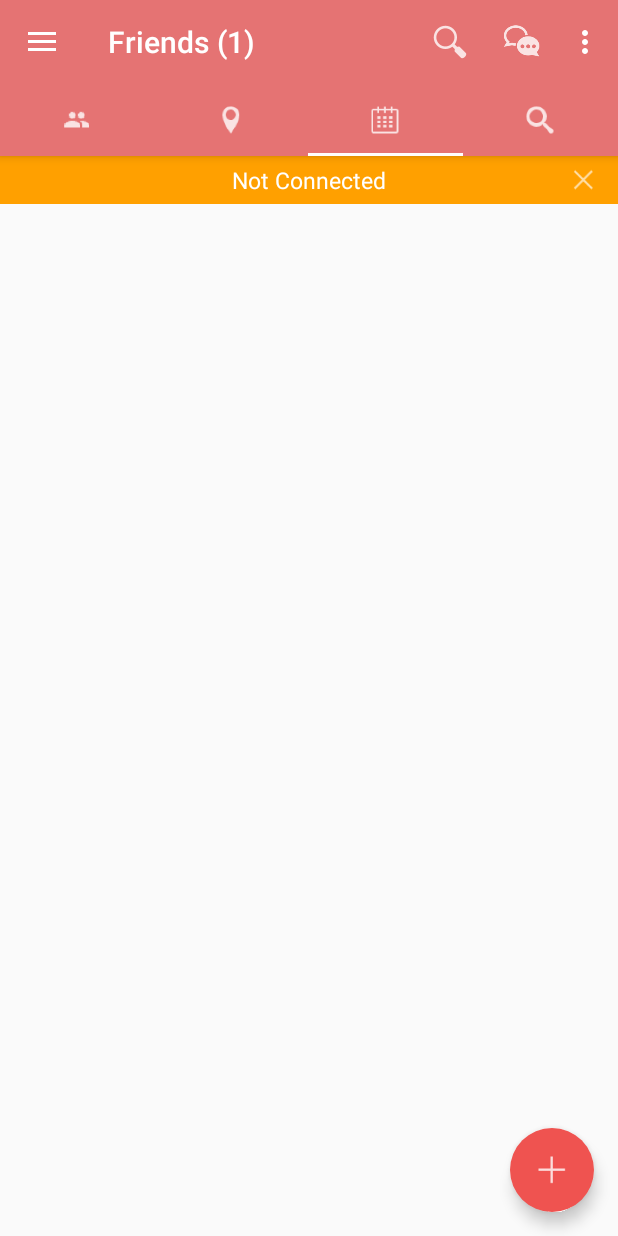
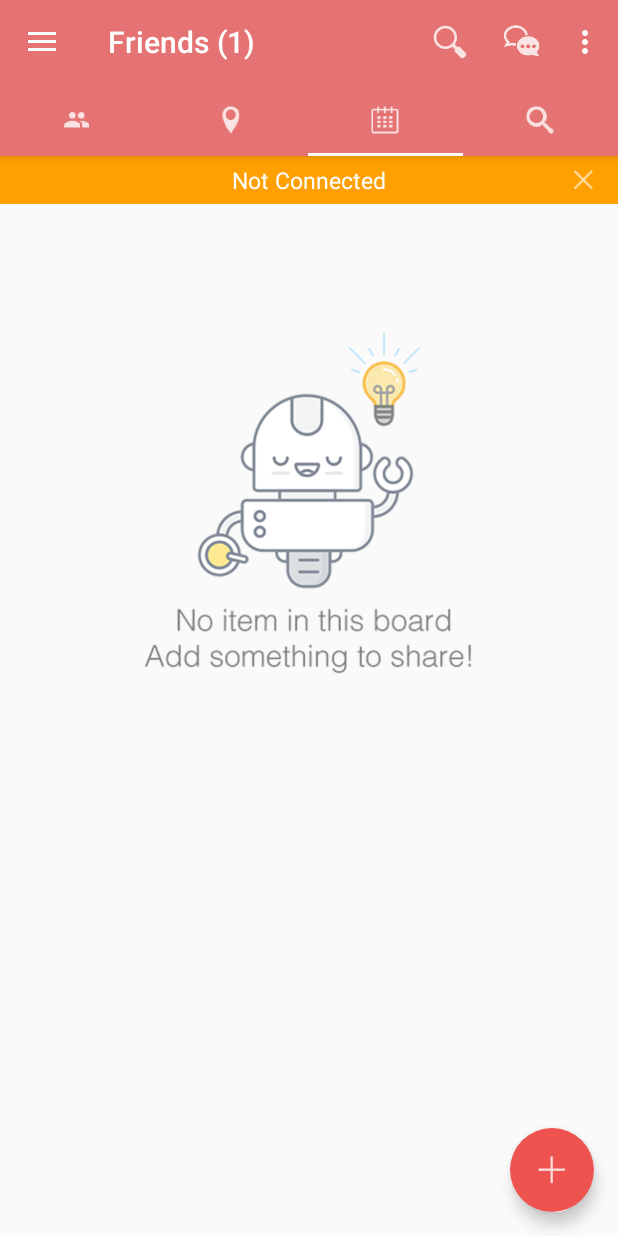
Before and after one commit to jitrapon/glom-android, an Android app: the screen it shows after launch (MainActivity), tab 3 chosen, on a phone screen of 412 x 824 dp. Run offline under Robolectric (Android 15) with nearby library versions, the light colour scheme and no system bars; our stand-ins replace Volley; libraries missing offline, so code that uses them is left out: com.afollestad.sectionedrecyclerview, com.nhaarman.listviewanimations, com.oguzdev.circularfloatingactionmenu, net.danlew.android; network calls fail; pictures from the network do not load; 12 statements that could not run were skipped.

Commit message:
Added empty view in board fragment

```diff
--- a/app/build.gradle
+++ b/app/build.gradle
@@ -25,7 +25,7 @@ android {
         debug {
             minifyEnabled false
             proguardFiles getDefaultProguardFile('proguard-android.txt'), 'proguard-rules.pro'
-            buildConfigField "String", "SERVER_URL", "\"http://192.168.1.1:8080\""
+            buildConfigField "String", "SERVER_URL", "\"http://10.11.3.201:8080\""
             buildConfigField "String", "AWS_COGNITO_IDENTITY_POOL", "\"us-east-1:e2e96c7b-f9cd-4e94-a4c6-4345fb289c83\""
             buildConfigField "String", "AWS_S3_BUCKET", "\"betec-glom\""
         }
--- a/app/src/main/java/com/abborg/glom/Const.java
+++ b/app/src/main/java/com/abborg/glom/Const.java
@@ -20,9 +20,9 @@ public class Const {
 
     /************************
      * TEST INFO
-     ************************/
-    public static final String TEST_USER_ID = "yoshi3003";
-//    public static final String TEST_USER_ID = "fatcat18";
+//     ************************/
+//    public static final String TEST_USER_ID = "yoshi3003";
+    public static final String TEST_USER_ID = "fatcat18";
     public static final String TEST_CIRCLE_ID = "dev-circle-1";
     public static final String TEST_API_AUTHORIZATION_HEADER = "GLOM-AUTH-TOKEN abcdefghijklmnopqrstuvwxyz0123456789";
 
--- a/app/src/main/java/com/abborg/glom/adapters/BoardRecyclerViewAdapter.java
+++ b/app/src/main/java/com/abborg/glom/adapters/BoardRecyclerViewAdapter.java
@@ -325,10 +325,10 @@ public class BoardRecyclerViewAdapter
         notifyDataSetChanged();
     }
 
-    public void update(List<BoardItem> events) {
+    public void update(List<BoardItem> items) {
         // update from specific list of items
-        if (events != null) {
-            items = events;
+        if (items != null) {
+            this.items = items;
             notifyDataSetChanged();
         }
         else {
--- a/app/src/main/java/com/abborg/glom/fragments/BoardFragment.java
+++ b/app/src/main/java/com/abborg/glom/fragments/BoardFragment.java
@@ -15,6 +15,7 @@ import android.util.Log;
 import android.view.LayoutInflater;
 import android.view.View;
 import android.view.ViewGroup;
+import android.widget.ImageView;
 
 import com.abborg.glom.ApplicationState;
 import com.abborg.glom.Const;
@@ -47,14 +48,8 @@ public class BoardFragment extends Fragment implements BoardItemClickListener, B
     /* The swipe refresh layout */
     private SwipeRefreshLayout refreshView;
 
-    /* The view to be used for listing event cards */
-    private RecyclerView recyclerView;
-
     /* Adapter to the recycler view */
     private BoardRecyclerViewAdapter adapter;
-
-    /* Layout manager for the view */
-    private RecyclerView.LayoutManager layoutManager;
 
     /* Main activity's data updater */
     private DataProvider dataProvider;
@@ -62,6 +57,7 @@ public class BoardFragment extends Fragment implements BoardItemClickListener, B
     /* The list of items in this circle */
     private List<BoardItem> items;
 
+    private ImageView emptyView;
     private boolean firstView;
 
     private MainActivity activity;
@@ -70,11 +66,11 @@ public class BoardFragment extends Fragment implements BoardItemClickListener, B
 
     private boolean isActionModeEnabled;
 
-    private static final int ITEM_APPEARANCE_ANIM_TIME = 650;
-    private static final long ITEM_ADD_ANIM_TIME = 100;
-    private static final long ITEM_REMOVE_ANIM_TIME = 100;
-    private static final long ITEM_MOVE_ANIM_TIME = 100;
-    private static final long ITEM_CHANGE_ANIM_TIME = 100;
+//    private static final int ITEM_APPEARANCE_ANIM_TIME = 650;
+//    private static final long ITEM_ADD_ANIM_TIME = 100;
+//    private static final long ITEM_REMOVE_ANIM_TIME = 100;
+//    private static final long ITEM_MOVE_ANIM_TIME = 100;
+//    private static final long ITEM_CHANGE_ANIM_TIME = 100;
 
     /**********************************************************
      * View Initializations
@@ -113,11 +109,12 @@ public class BoardFragment extends Fragment implements BoardItemClickListener, B
                              Bundle savedInstanceState) {
         // Inflate the layout for this fragment
         View root = inflater.inflate(R.layout.fragment_board, container, false);
+
         refreshView = (SwipeRefreshLayout) root.findViewById(R.id.board_refresh_layout);
         refreshView.setOnRefreshListener(this);
-        recyclerView = (RecyclerView) root.findViewById(R.id.circle_board_view);
+        RecyclerView recyclerView = (RecyclerView) root.findViewById(R.id.board_recycler_view);
         recyclerView.setHasFixedSize(true);
-        layoutManager = new LinearLayoutManager(getContext());
+        LinearLayoutManager layoutManager = new LinearLayoutManager(getContext());
         recyclerView.setLayoutManager(layoutManager);
 
         // set up adapter and its appearance animation
@@ -129,6 +126,10 @@ public class BoardFragment extends Fragment implements BoardItemClickListener, B
 //        recyclerView.getItemAnimator().setRemoveDuration(ITEM_REMOVE_ANIM_TIME);
 //        recyclerView.getItemAnimator().setMoveDuration(ITEM_MOVE_ANIM_TIME);
 //        recyclerView.getItemAnimator().setChangeDuration(ITEM_CHANGE_ANIM_TIME);
+
+        // set up empty board icon
+        emptyView = (ImageView) root.findViewById(R.id.board_empty_view);
+        showOrHideEmptyIcon();
 
         return root;
     }
@@ -167,6 +168,10 @@ public class BoardFragment extends Fragment implements BoardItemClickListener, B
             isFragmentVisible = false;
             Log.i(TAG, "EventItem is now INVISIBLE to user");
         }
+    }
+
+    private void showOrHideEmptyIcon() {
+        emptyView.setVisibility(items != null && items.size() > 0 ? View.GONE: View.VISIBLE);
     }
 
     /**********************************************************
@@ -252,6 +257,8 @@ public class BoardFragment extends Fragment implements BoardItemClickListener, B
             if (refreshView.isRefreshing())
                 refreshView.setRefreshing(false);
         }
+
+        showOrHideEmptyIcon();
     }
 
     @Override
@@ -276,6 +283,8 @@ public class BoardFragment extends Fragment implements BoardItemClickListener, B
             if (refreshView.isRefreshing())
                 refreshView.setRefreshing(false);
         }
+
+        showOrHideEmptyIcon();
     }
 
     /**********************************************************
@@ -295,6 +304,8 @@ public class BoardFragment extends Fragment implements BoardItemClickListener, B
                 if (refreshView.isRefreshing()) refreshView.setRefreshing(false);
             }
         }
+
+        showOrHideEmptyIcon();
     }
 
     public List<String> getSelectedItemsId() {
--- a/app/src/main/res/layout/fragment_board.xml
+++ b/app/src/main/res/layout/fragment_board.xml
@@ -11,11 +11,25 @@
         android:layout_width="match_parent"
         android:layout_height="match_parent">
 
-        <android.support.v7.widget.RecyclerView
-            android:id="@+id/circle_board_view"
+        <FrameLayout
             android:layout_width="match_parent"
-            android:layout_height="match_parent"
-            android:scrollbars="vertical"/>
+            android:layout_height="match_parent">
+
+            <android.support.v7.widget.RecyclerView
+                android:id="@+id/board_recycler_view"
+                android:layout_width="match_parent"
+                android:layout_height="match_parent"
+                android:scrollbars="vertical"/>
+
+            <ImageView
+                android:layout_gravity="center_horizontal"
+                android:layout_marginTop="80dp"
+                android:id="@+id/board_empty_view"
+                android:layout_width="match_parent"
+                android:layout_height="240dp"
+                android:src="@drawable/empty_board_page"/>
+
+        </FrameLayout>
 
     </android.support.v4.widget.SwipeRefreshLayout>
 
--- a/app/src/main/res/values/strings.xml
+++ b/app/src/main/res/values/strings.xml
@@ -215,6 +215,9 @@
     <string name="menu_item_clear_drawing">Clear</string>
     <string name="notification_saving_bitmap">Saving this drawing locally…</string>
 
+    <!--Board -->
+    <string name="label_empty_board">No items in this board\nAdd something to share!</string>
+
     <!-- Action mode -->
     <string name="title_action_mode_board_items">%d selected</string>
 
```
Also changed, not shown: app/src/main/java/com/abborg/glom/activities/MainActivity.java (+5 -4 lines), app/src/main/res/drawable/empty_board_page.png (added), app/src/main/res/drawable/empty_state_placeholder.jpg (added), 1 other file.
